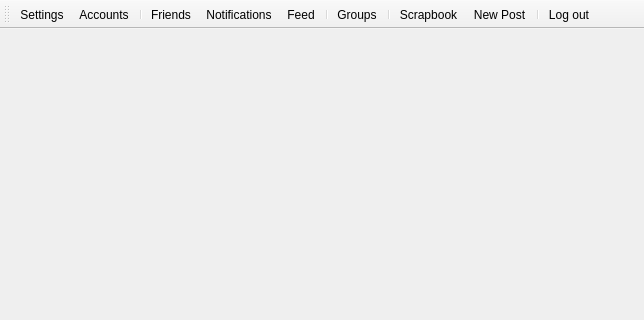
This is gui/mainwindow.ui in Huy-Nguyen-HCI/RocketBook as Qt 5 draws it before an edit; both pictures show x 0 to 644 and y 0 to 320 of the 644 by 482 pixel window. The edited form follows.
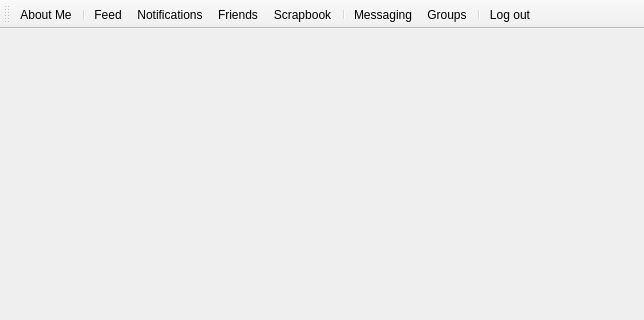
This is the edited form. Icons and pictures are not drawn.

Commit message: Segue between login view and createa account view

```diff
--- a/gui/mainwindow.ui
+++ b/gui/mainwindow.ui
@@ -44,56 +44,42 @@
    <attribute name="toolBarBreak">
     <bool>false</bool>
    </attribute>
-   <addaction name="actionSettings"/>
-   <addaction name="actionAccounts"/>
+   <addaction name="actionAboutMe"/>
    <addaction name="separator"/>
-   <addaction name="actionFriends"/>
+   <addaction name="actionFeed_2"/>
    <addaction name="actionNotifications"/>
-   <addaction name="actionFeed"/>
-   <addaction name="separator"/>
-   <addaction name="actionGroups"/>
-   <addaction name="separator"/>
+   <addaction name="actionFriend"/>
    <addaction name="actionScrapbook"/>
-   <addaction name="actionNew_Post"/>
+   <addaction name="separator"/>
+   <addaction name="actionMessaging"/>
+   <addaction name="actionGroups"/>
    <addaction name="separator"/>
    <addaction name="actionLog_out"/>
   </widget>
-  <action name="actionSettings">
+  <action name="actionFeed_2">
    <property name="icon">
-    <iconset>
-     <normaloff>settings.png</normaloff>settings.png</iconset>
+    <iconset resource="icons.qrc">
+     <normaloff>:/feed.png</normaloff>:/feed.png</iconset>
    </property>
    <property name="text">
-    <string>Settings</string>
+    <string>Feed</string>
    </property>
    <property name="toolTip">
-    <string>User settings</string>
+    <string>View Feed</string>
    </property>
   </action>
-  <action name="actionAccounts">
+  <action name="actionAboutMe">
    <property name="icon">
     <iconset>
      <normaloff>user.png</normaloff>user.png</iconset>
    </property>
    <property name="text">
-    <string>Accounts</string>
+    <string>About Me</string>
    </property>
    <property name="toolTip">
     <string>Manage account</string>
    </property>
   </action>
-  <action name="actionFriends">
-   <property name="icon">
-    <iconset>
-     <normaloff>friends.png</normaloff>friends.png</iconset>
-   </property>
-   <property name="text">
-    <string>Friends</string>
-   </property>
-   <property name="toolTip">
-    <string>See friend list</string>
-   </property>
-  </action>
   <action name="actionNotifications">
    <property name="icon">
     <iconset>
@@ -106,13 +92,13 @@
     <string>View notifications</string>
    </property>
   </action>
-  <action name="actionFeed">
+  <action name="actionFriend">
    <property name="icon">
-    <iconset>
-     <normaloff>feed.png</normaloff>feed.png</iconset>
+    <iconset resource="icons.qrc">
+     <normaloff>:/friends.png</normaloff>:/friends.png</iconset>
    </property>
    <property name="text">
-    <string>Feed</string>
+    <string>Friends</string>
    </property>
    <property name="toolTip">
     <string>See the latest feed</string>
@@ -142,13 +128,13 @@
     <string>View your groups</string>
    </property>
   </action>
-  <action name="actionNew_Post">
+  <action name="actionMessaging">
    <property name="icon">
     <iconset resource="icons.qrc">
-     <normaloff>:/post.png</normaloff>:/post.png</iconset>
+     <normaloff>:/message.png</normaloff>:/message.png</iconset>
    </property>
    <property name="text">
-    <string>New Post</string>
+    <string>Messaging</string>
    </property>
    <property name="toolTip">
     <string>Create a new post</string>
```
The commit also changes 12 other files.
